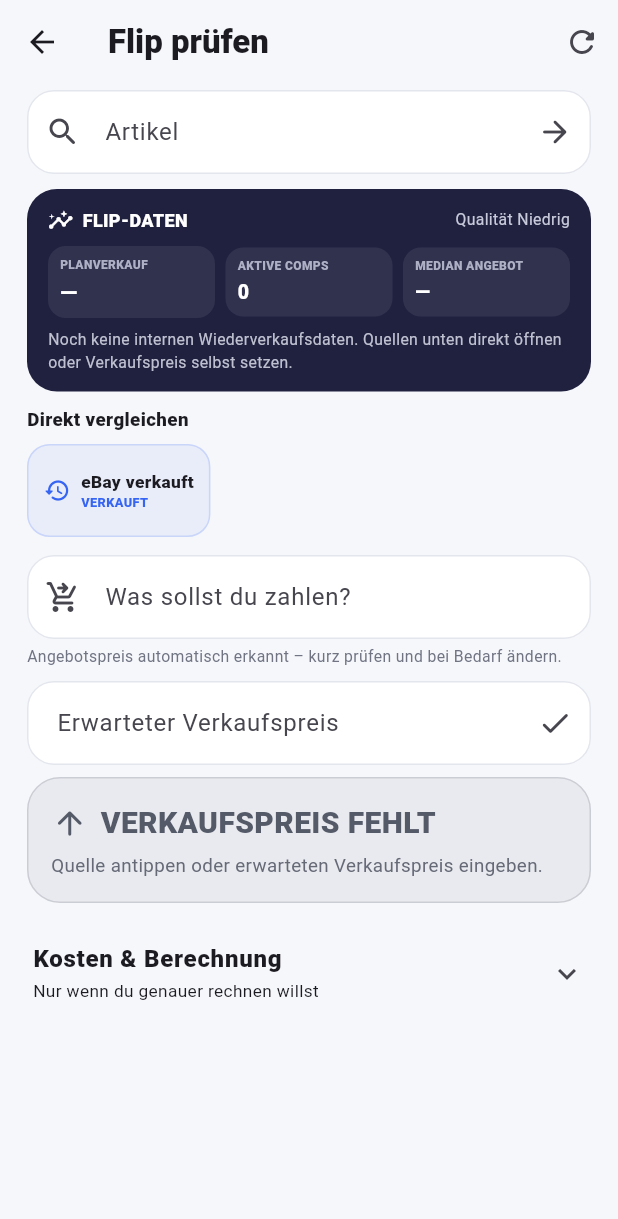
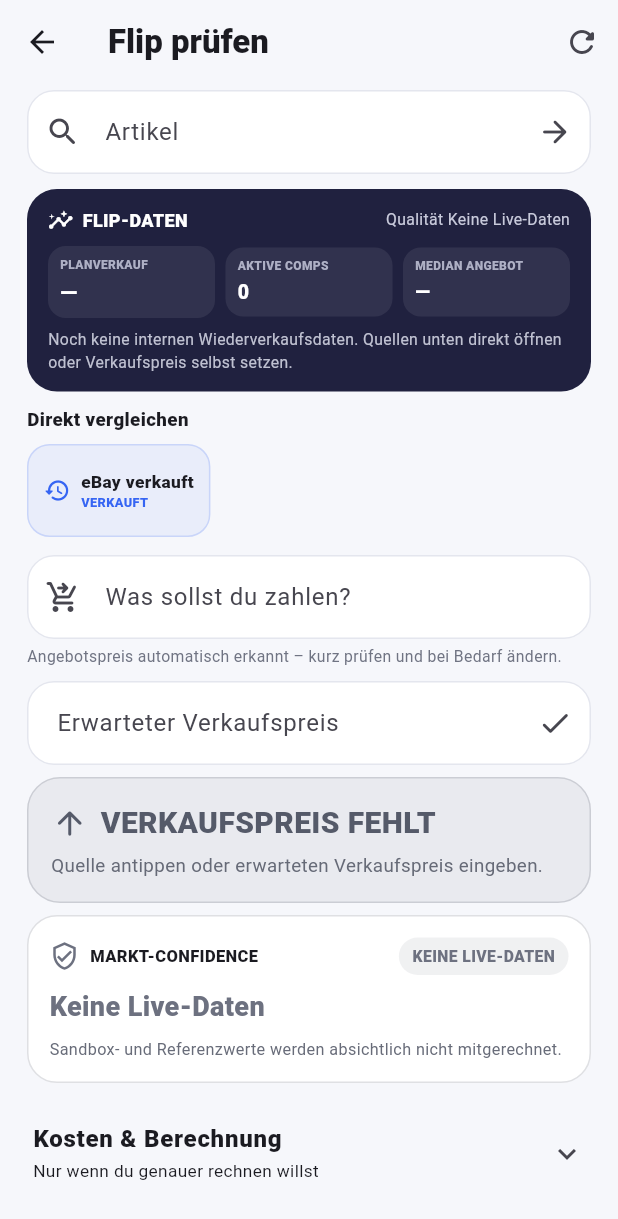
Before and after one commit to mediumfact7007/flipradar, a Flutter app: the V13CheckPage screen opened directly with empty values, on a phone screen of 412 x 824 dp. Shown: the top 1219 px of the screen. Run offline on Flutter 3.47's test engine with Material 3 defaults, Android fonts, the phone set to English and light mode, and no system bars; our stand-ins replace google_mobile_ads, in_app_purchase, shared_preferences; missing offline and left inert: mobile_scanner, receive_sharing_intent; accounts and stored records are empty.

Commit message:
Finalize FlipRadar V0.14.4 confidence score [skip ci]

```diff
--- a/lib/v13_app.dart
+++ b/lib/v13_app.dart
@@ -1183,6 +1183,88 @@ List<double> v13CleanMarketValues(List<double> raw) {
   return filtered.length >= 3 ? filtered : working;
 }
 
+class V13MarketConfidence {
+  final int score;
+  final int liveCount;
+  final int sourceCount;
+  final int removedOutliers;
+  final bool manual;
+
+  const V13MarketConfidence({
+    required this.score,
+    required this.liveCount,
+    required this.sourceCount,
+    required this.removedOutliers,
+    this.manual = false,
+  });
+
+  bool get hasLiveData => liveCount > 0;
+
+  String label(bool english) {
+    if (manual) return english ? 'Manual' : 'Manuell';
+    if (!hasLiveData) return english ? 'No live data' : 'Keine Live-Daten';
+    if (score >= 85) return english ? 'Very high' : 'Sehr hoch';
+    if (score >= 70) return english ? 'High' : 'Hoch';
+    if (score >= 45) return english ? 'Medium' : 'Mittel';
+    return english ? 'Low' : 'Niedrig';
+  }
+
+  String note(bool english) {
+    if (manual) {
+      return english
+          ? 'Sale price set manually; automatic market confidence does not rate that value.'
+          : 'Verkaufspreis manuell gesetzt; die Markt-Confidence bewertet diesen Wert nicht.';
+    }
+    if (!hasLiveData) {
+      return english
+          ? 'Sandbox and reference values are deliberately excluded.'
+          : 'Sandbox- und Referenzwerte werden absichtlich nicht mitgerechnet.';
+    }
+    final removed = removedOutliers > 0
+        ? (english ? '$removedOutliers outlier(s) removed.' : '$removedOutliers Ausreißer entfernt.')
+        : (english ? 'No severe outliers removed.' : 'Keine starken Ausreißer entfernt.');
+    return english
+        ? '$liveCount LIVE comps from $sourceCount source(s). $removed'
+        : '$liveCount LIVE-Vergleiche aus $sourceCount Quelle(n). $removed';
+  }
+}
+
+V13MarketConfidence v13MarketConfidence(
+  List<SourceListing> listings, {
+  bool manualOverride = false,
+}) {
+  final live = listings
+      .where((e) => e.live && (e.role == 'resale' || e.role == 'local') && e.total.isFinite && e.total > 0)
+      .toList();
+  final raw = live.map((e) => e.total).toList();
+  final cleaned = v13CleanMarketValues(raw);
+  final used = cleaned.length;
+  final sources = live.map((e) => e.sourceId).toSet().length;
+  final removed = raw.length > used ? raw.length - used : 0;
+  if (raw.isEmpty) {
+    return V13MarketConfidence(score: 0, liveCount: 0, sourceCount: 0, removedOutliers: 0, manual: manualOverride);
+  }
+
+  final sorted = [...cleaned]..sort();
+  final mid = sorted.length ~/ 2;
+  final median = sorted.isEmpty
+      ? 0.0
+      : sorted.length.isOdd
+          ? sorted[mid]
+          : (sorted[mid - 1] + sorted[mid]) / 2;
+  final spread = sorted.length < 2 || median <= 0 ? 1.0 : (sorted.last - sorted.first) / median;
+  final sample = used >= 12 ? 45 : used >= 8 ? 38 : used >= 5 ? 30 : used >= 3 ? 20 : 8;
+  final consistency = spread <= .18 ? 30 : spread <= .30 ? 26 : spread <= .45 ? 20 : spread <= .65 ? 12 : 4;
+  final diversity = sources >= 3 ? 15 : sources == 2 ? 11 : 7;
+  final retention = raw.isEmpty ? 0.0 : used / raw.length;
+  final hygiene = retention >= .85 ? 10 : retention >= .65 ? 7 : 3;
+  var score = (sample + consistency + diversity + hygiene).clamp(0, 100).toInt();
+  if (used < 3 && score > 34) score = 34;
+  if (used < 5 && score > 69) score = 69;
+  if (sources == 1 && score > 84) score = 84;
+  return V13MarketConfidence(score: score, liveCount: used, sourceCount: sources, removedOutliers: removed, manual: manualOverride);
+}
+
 enum V13Decision { waiting, buy, negotiate, skip }
 
 class V13CheckPage extends StatefulWidget {
@@ -1361,17 +1443,11 @@ class _V13CheckPageState extends State<V13CheckPage> {
     return V13Decision.skip;
   }
 
-  String get confidence {
-    final values = _clean(_valuesFor({'resale', 'local'}));
-    if (values.length < 3) return t('Niedrig', 'Low');
-    final minV = values.reduce(math.min);
-    final maxV = values.reduce(math.max);
-    final med = _median(values) ?? 1;
-    final spread = (maxV - minV) / med;
-    if (values.length >= 10 && spread < .35) return t('Hoch', 'High');
-    if (values.length >= 5 && spread < .65) return t('Mittel', 'Medium');
-    return t('Niedrig', 'Low');
-  }
+  V13MarketConfidence get marketConfidence => v13MarketConfidence(
+        listings,
+        manualOverride: manualCommitted != null && manualCommitted! > 0,
+      );
+  String get confidence => marketConfidence.label(widget.english);
 
   List<double> get resaleValues => _clean(_valuesFor({'resale', 'local'}));
 
@@ -1493,6 +1569,8 @@ class _V13CheckPageState extends State<V13CheckPage> {
             onBought: d == V13Decision.waiting || savedBought ? null : _bought,
             onNegotiate: d == V13Decision.negotiate ? _copyOffer : null,
           ),
+          const SizedBox(height: 8),
+          _V14ConfidenceCard(english: widget.english, confidence: marketConfidence),
           if (expectedSale != null) ...[
             const SizedBox(height: 10),
             _V13DeepCheck(
@@ -1608,6 +1686,69 @@ class _V13CheckPageState extends State<V13CheckPage> {
     buyFocus.dispose();
     manualFocus.dispose();
     super.dispose();
+  }
+}
+
+class _V14ConfidenceCard extends StatelessWidget {
+  final bool english;
+  final V13MarketConfidence confidence;
+  const _V14ConfidenceCard({required this.english, required this.confidence});
+
+  String t(String de, String en) => english ? en : de;
+
+  @override
+  Widget build(BuildContext context) {
+    final accent = confidence.manual || !confidence.hasLiveData
+        ? const Color(0xFF6D7180)
+        : confidence.score >= 70
+            ? const Color(0xFF087F5B)
+            : confidence.score >= 45
+                ? const Color(0xFFC47B00)
+                : const Color(0xFFC33A46);
+    final badge = confidence.manual
+        ? t('MANUELL', 'MANUAL')
+        : confidence.hasLiveData
+            ? '${confidence.score}/100'
+            : t('KEINE LIVE-DATEN', 'NO LIVE DATA');
+
+    return Container(
+      key: const ValueKey('v0144-confidence-card'),
+      padding: const EdgeInsets.all(14),
+      decoration: BoxDecoration(
+        color: Colors.white,
+        borderRadius: BorderRadius.circular(20),
+        border: Border.all(color: accent.withValues(alpha: .22)),
+      ),
+      child: Column(crossAxisAlignment: CrossAxisAlignment.start, children: [
+        Row(children: [
+          Icon(Icons.verified_user_outlined, size: 20, color: accent),
+          const SizedBox(width: 7),
+          Expanded(child: Text(t('MARKT-CONFIDENCE', 'MARKET CONFIDENCE'), style: const TextStyle(fontSize: 11, fontWeight: FontWeight.w900))),
+          Container(
+            padding: const EdgeInsets.symmetric(horizontal: 9, vertical: 5),
+            decoration: BoxDecoration(color: accent.withValues(alpha: .10), borderRadius: BorderRadius.circular(99)),
+            child: Text(badge, style: TextStyle(fontSize: 10.5, fontWeight: FontWeight.w900, color: accent)),
+          ),
+        ]),
+        const SizedBox(height: 8),
+        Text(confidence.label(english), style: TextStyle(fontSize: 18, fontWeight: FontWeight.w900, color: accent)),
+        if (!confidence.manual && confidence.hasLiveData) ...[
+          const SizedBox(height: 7),
+          ClipRRect(
+            borderRadius: BorderRadius.circular(99),
+            child: LinearProgressIndicator(
+              key: const ValueKey('v0144-confidence-progress'),
+              value: confidence.score / 100,
+              minHeight: 7,
+              backgroundColor: const Color(0xFFEDEEF4),
+              valueColor: AlwaysStoppedAnimation<Color>(accent),
+            ),
+          ),
+        ],
+        const SizedBox(height: 8),
+        Text(confidence.note(english), style: const TextStyle(fontSize: 10.8, height: 1.35, color: Color(0xFF686C79))),
+      ]),
+    );
   }
 }
 
--- a/pubspec.yaml
+++ b/pubspec.yaml
@@ -1,7 +1,7 @@
 name: flipradar
 description: FlipRadar mobile reselling intelligence prototype
 publish_to: "none"
-version: 0.14.3+26
+version: 0.14.4+27
 
 environment:
   sdk: ">=3.10.0 <4.0.0"
```
